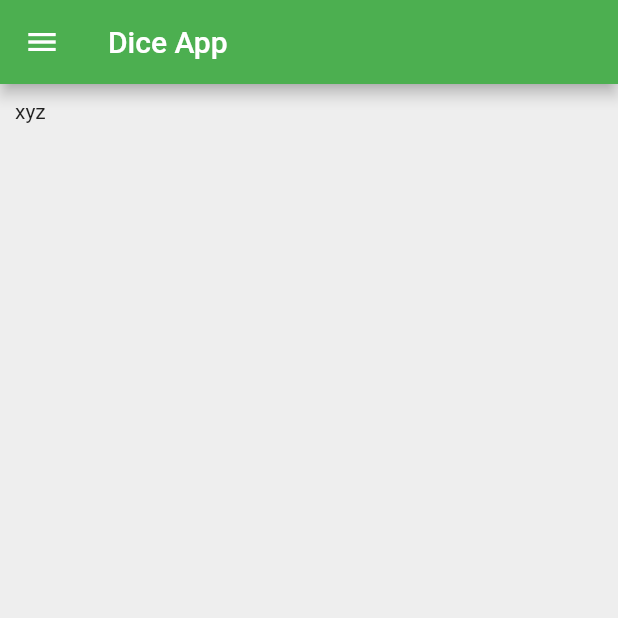
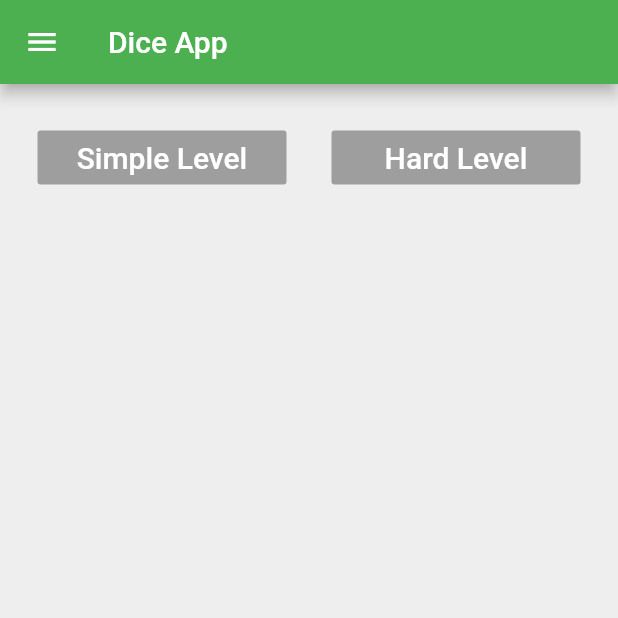
Before and after one commit to mohsinraza079/fa17_bse_079, a Flutter app: the screen it shows after launch, on a phone screen of 412 x 824 dp, the top half of it. Run offline on Flutter 3.47's test engine with Material 2 defaults, Android fonts, the phone set to English and light mode, and no system bars.

Commit message:
Navigation Drawer + Buttons

```diff
--- a/lib/NavigationDrawer.dart
+++ b/lib/NavigationDrawer.dart
@@ -19,7 +19,59 @@ class _HomePageState extends State<HomePage> {
       ),
       body: Padding(
         padding: const EdgeInsets.all(10.0),
-        child: Text('xyz'),
+        child: Column(
+          mainAxisAlignment: MainAxisAlignment.spaceBetween,
+          crossAxisAlignment: CrossAxisAlignment.stretch,
+          children: [
+            Row(
+              children: [
+                Expanded(
+
+                  child: Padding(
+                    padding: EdgeInsets.all(15.0),
+                    child: FlatButton(
+                      textColor: Colors.black,
+                      color: Colors.grey,
+                      child: Text(
+                        'Simple Level',
+                        style: TextStyle(
+                          color: Colors.white,
+                          fontSize: 20.0,
+                        ),
+                      ),
+                      onPressed: () {
+                        debugPrint('simple');
+                      },
+                    ),
+                  ),
+                ),
+                Expanded(
+
+                  child: Padding(
+                    padding: EdgeInsets.all(15.0),
+                    child: FlatButton(
+
+                      textColor: Colors.black,
+                      color: Colors.grey,
+                      child: Text(
+                        'Hard Level',
+                        style: TextStyle(
+                          color: Colors.white,
+                          fontSize: 20.0,
+                        ),
+                      ),
+                      onPressed: () {
+                        debugPrint('hard');
+                      },
+                    ),
+                  ),
+                ),
+              ],
+            ),
+
+
+          ],
+        ),
       ),
       drawer: Drawer(
         child: ListView(
```
